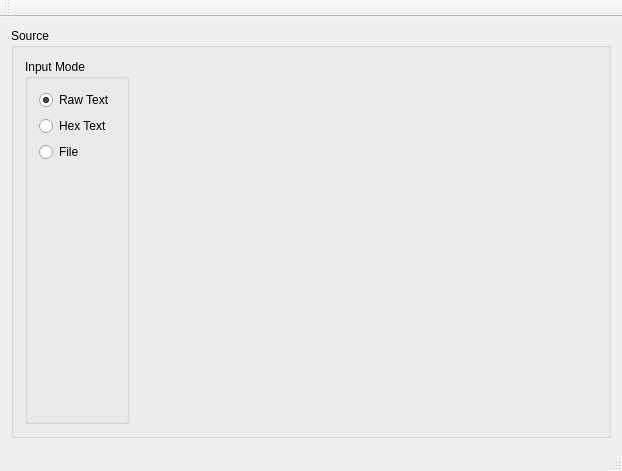
The window that HashCalculator/mainwindow.ui (Kimi-Arthur/pimix-software-suite) describes before a commit, drawn with Qt 5.
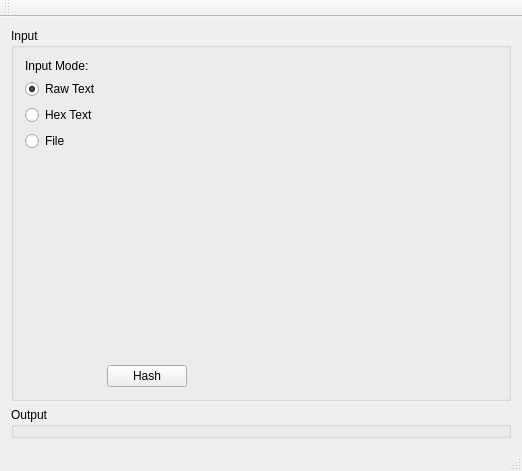
The same window after the commit. The open tabs and pages were chosen to show the change. Custom widgets are drawn as their Qt base class.

Commit message: Done for every mode. File mode may be a little slugish and freezing ui.

Patch:
```diff
--- a/HashCalculator/mainwindow.ui
+++ b/HashCalculator/mainwindow.ui
@@ -6,7 +6,7 @@
    <rect>
     <x>0</x>
     <y>0</y>
-    <width>622</width>
+    <width>518</width>
     <height>471</height>
    </rect>
   </property>
@@ -14,19 +14,28 @@
    <string>MainWindow</string>
   </property>
   <widget class="QWidget" name="centralWidget">
-   <layout class="QHBoxLayout" name="horizontalLayout_2">
+   <layout class="QVBoxLayout" name="verticalLayout_5">
     <item>
      <widget class="QGroupBox" name="groupBox">
-      <property name="title">
-       <string>Source</string>
+      <property name="sizePolicy">
+       <sizepolicy hsizetype="Preferred" vsizetype="Preferred">
+        <horstretch>0</horstretch>
+        <verstretch>0</verstretch>
+       </sizepolicy>
       </property>
-      <layout class="QHBoxLayout" name="horizontalLayout">
-       <item>
-        <widget class="QGroupBox" name="groupBox_2">
          <property name="title">
-          <string>Input Mode</string>
-         </property>
+       <string>Input</string>
+      </property>
+      <layout class="QFormLayout" name="formLayout">
+       <item row="0" column="0">
          <layout class="QVBoxLayout" name="verticalLayout_4">
+         <item>
+          <widget class="QLabel" name="label">
+           <property name="text">
+            <string>Input Mode:</string>
+           </property>
+          </widget>
+         </item>
           <item>
            <widget class="QRadioButton" name="rawTextModeRadio">
             <property name="sizePolicy">
@@ -73,16 +82,15 @@
             </property>
             <property name="sizeHint" stdset="0">
              <size>
-              <width>20</width>
-              <height>263</height>
+             <width>0</width>
+             <height>0</height>
              </size>
             </property>
            </spacer>
           </item>
          </layout>
-        </widget>
        </item>
-       <item>
+       <item row="0" column="1">
         <widget class="QStackedWidget" name="sourceStackedWidget">
          <property name="currentIndex">
           <number>0</number>
@@ -104,15 +112,67 @@
          <widget class="QWidget" name="page_3">
           <layout class="QVBoxLayout" name="verticalLayout_3">
            <item>
-            <widget class="FileChooserWidget" name="fileWidget" native="true"/>
+            <widget class="FileChooserWidget" name="fileWidget" native="true">
+             <property name="sizePolicy">
+              <sizepolicy hsizetype="Preferred" vsizetype="Preferred">
+               <horstretch>0</horstretch>
+               <verstretch>0</verstretch>
+              </sizepolicy>
+             </property>
+            </widget>
            </item>
+           <item>
+            <spacer name="verticalSpacer_2">
+             <property name="orientation">
+              <enum>Qt::Vertical</enum>
+             </property>
+             <property name="sizeHint" stdset="0">
+              <size>
+               <width>20</width>
+               <height>173</height>
+              </size>
+             </property>
+            </spacer>
+           </item>
           </layout>
          </widget>
         </widget>
        </item>
+       <item row="1" column="1">
+        <widget class="QPushButton" name="hashButton">
+         <property name="sizePolicy">
+          <sizepolicy hsizetype="Fixed" vsizetype="Fixed">
+           <horstretch>0</horstretch>
+           <verstretch>0</verstretch>
+          </sizepolicy>
+         </property>
+         <property name="text">
+          <string>Hash</string>
+         </property>
+        </widget>
+       </item>
       </layout>
      </widget>
     </item>
+    <item>
+     <widget class="QGroupBox" name="outputGroupBox">
+      <property name="sizePolicy">
+       <sizepolicy hsizetype="Preferred" vsizetype="Preferred">
+        <horstretch>0</horstretch>
+        <verstretch>0</verstretch>
+       </sizepolicy>
+      </property>
+      <property name="minimumSize">
+       <size>
+        <width>500</width>
+        <height>0</height>
+       </size>
+      </property>
+      <property name="title">
+       <string>Output</string>
+      </property>
+     </widget>
+    </item>
    </layout>
   </widget>
   <widget class="QMenuBar" name="menuBar">
```
Left out of the diff: 4 changed lines with no effect on the pictures. Lines whose indentation alone changed are shown as unchanged. The commit also changes 2 other files.
